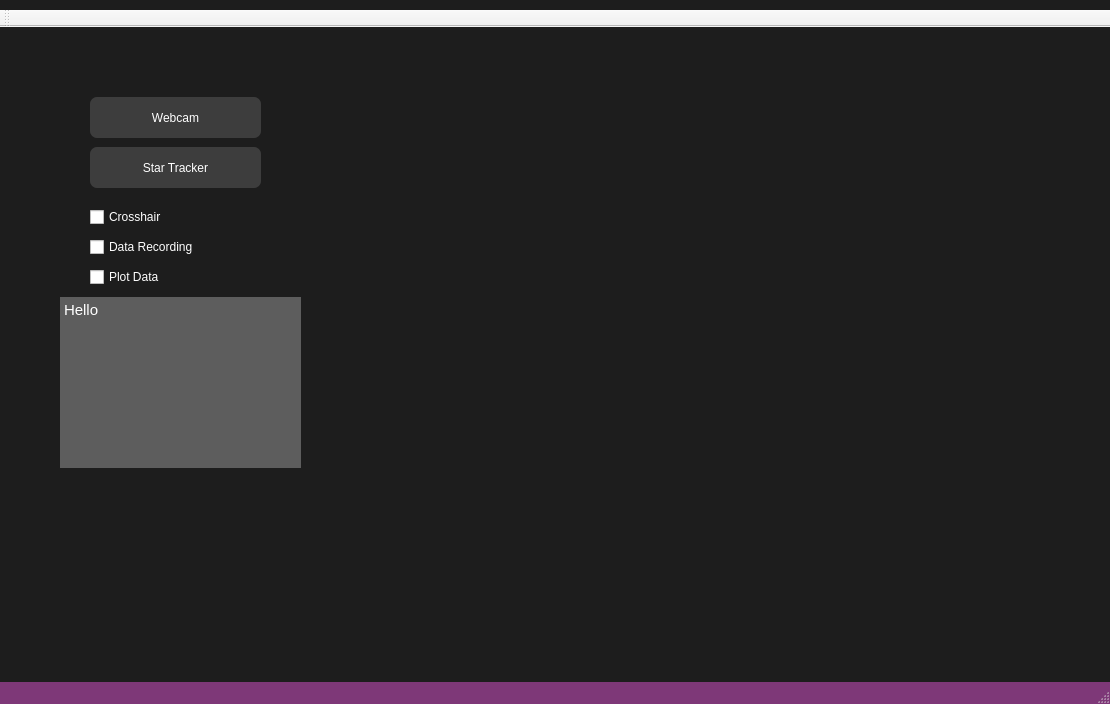
This is mainwindow.ui in ElectricSail/ApriltagsGUI as Qt 5 draws it before an edit. The edited form follows.
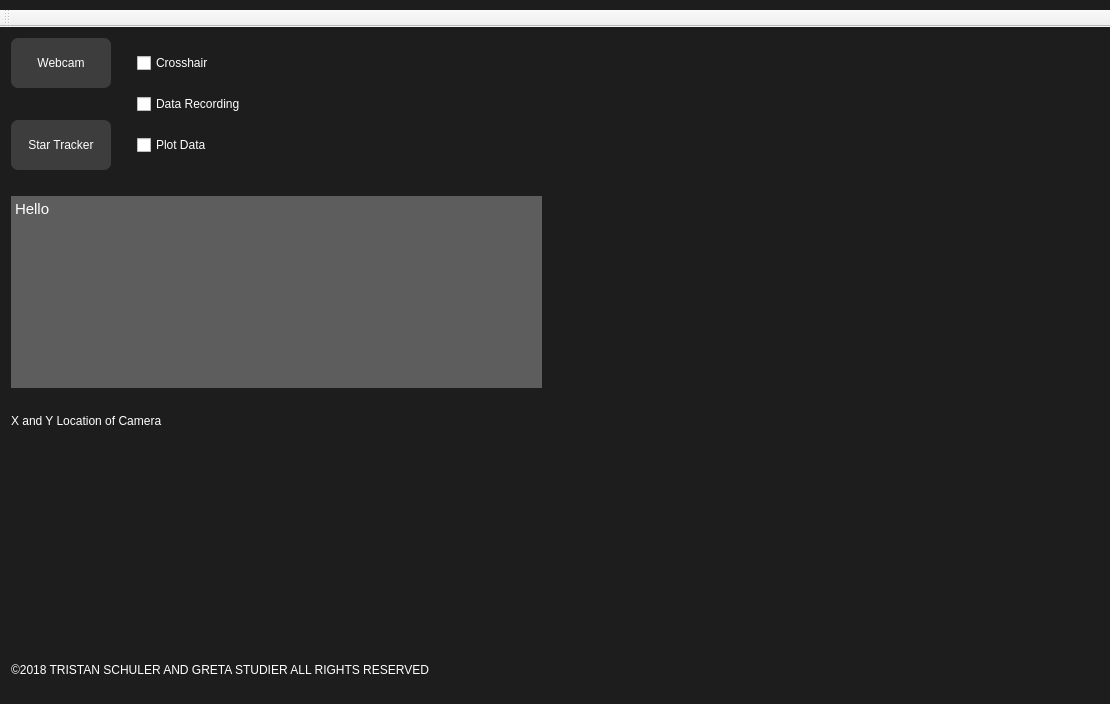
This is the edited form. Custom widgets are drawn as their Qt base class.

Commit message: Update window layout

```diff
--- a/mainwindow.ui
+++ b/mainwindow.ui
@@ -10,6 +10,18 @@
     <height>704</height>
    </rect>
   </property>
+  <property name="sizePolicy">
+   <sizepolicy hsizetype="Preferred" vsizetype="Preferred">
+    <horstretch>0</horstretch>
+    <verstretch>0</verstretch>
+   </sizepolicy>
+  </property>
+  <property name="maximumSize">
+   <size>
+    <width>10000000</width>
+    <height>10000000</height>
+   </size>
+  </property>
   <property name="font">
    <font>
     <weight>50</weight>
@@ -148,123 +160,220 @@
 }</string>
   </property>
   <widget class="QWidget" name="centralWidget">
-   <widget class="QPushButton" name="pushButton_Apriltags">
-    <property name="geometry">
-     <rect>
-      <x>90</x>
-      <y>120</y>
-      <width>171</width>
-      <height>41</height>
-     </rect>
-    </property>
-    <property name="text">
-     <string>Star Tracker</string>
-    </property>
-   </widget>
-   <widget class="QLabel" name="label">
-    <property name="geometry">
-     <rect>
-      <x>330</x>
-      <y>120</y>
-      <width>561</width>
-      <height>471</height>
-     </rect>
-    </property>
-    <property name="text">
-     <string/>
-    </property>
-   </widget>
-   <widget class="QTextBrowser" name="textBrowser">
-    <property name="geometry">
-     <rect>
-      <x>60</x>
-      <y>270</y>
-      <width>241</width>
-      <height>171</height>
-     </rect>
-    </property>
-    <property name="styleSheet">
-     <string notr="true">font: 11pt &quot;Liberation Sans Narrow&quot;;</string>
-    </property>
-    <property name="html">
-     <string>&lt;!DOCTYPE HTML PUBLIC &quot;-//W3C//DTD HTML 4.0//EN&quot; &quot;http://www.w3.org/TR/REC-html40/strict.dtd&quot;&gt;
+   <layout class="QGridLayout" name="gridLayout">
+    <item row="3" column="0">
+     <widget class="QLabel" name="label_3">
+      <property name="sizePolicy">
+       <sizepolicy hsizetype="Preferred" vsizetype="Fixed">
+        <horstretch>0</horstretch>
+        <verstretch>0</verstretch>
+       </sizepolicy>
+      </property>
+      <property name="styleSheet">
+       <string notr="true">color: rgb(255, 255, 255);</string>
+      </property>
+      <property name="text">
+       <string>X and Y Location of Camera</string>
+      </property>
+     </widget>
+    </item>
+    <item row="2" column="1">
+     <spacer name="verticalSpacer">
+      <property name="orientation">
+       <enum>Qt::Vertical</enum>
+      </property>
+      <property name="sizeType">
+       <enum>QSizePolicy::Preferred</enum>
+      </property>
+      <property name="sizeHint" stdset="0">
+       <size>
+        <width>20</width>
+        <height>40</height>
+       </size>
+      </property>
+     </spacer>
+    </item>
+    <item row="4" column="0" rowspan="4">
+     <widget class="QCustomPlot" name="plot" native="true">
+      <zorder>checkBox_crosshair</zorder>
+      <zorder>verticalLayoutWidget</zorder>
+     </widget>
+    </item>
+    <item row="8" column="0">
+     <widget class="QLabel" name="label_2">
+      <property name="styleSheet">
+       <string notr="true">color: rgb(255, 255, 255);
+font: 7pt &quot;Sans Serif&quot;;</string>
+      </property>
+      <property name="text">
+       <string>©2018 TRISTAN SCHULER AND GRETA STUDIER ALL RIGHTS RESERVED</string>
+      </property>
+     </widget>
+    </item>
+    <item row="0" column="0">
+     <layout class="QGridLayout" name="gridLayout_5">
+      <item row="1" column="2">
+       <widget class="QCheckBox" name="checkBox_crosshair">
+        <property name="styleSheet">
+         <string notr="true">color: rgb(255, 255, 255);</string>
+        </property>
+        <property name="text">
+         <string>Crosshair</string>
+        </property>
+       </widget>
+      </item>
+      <item row="3" column="0">
+       <widget class="QPushButton" name="pushButton_Apriltags">
+        <property name="enabled">
+         <bool>true</bool>
+        </property>
+        <property name="sizePolicy">
+         <sizepolicy hsizetype="Fixed" vsizetype="Fixed">
+          <horstretch>0</horstretch>
+          <verstretch>0</verstretch>
+         </sizepolicy>
+        </property>
+        <property name="minimumSize">
+         <size>
+          <width>100</width>
+          <height>50</height>
+         </size>
+        </property>
+        <property name="text">
+         <string>Star Tracker</string>
+        </property>
+       </widget>
+      </item>
+      <item row="1" column="1">
+       <spacer name="horizontalSpacer_3">
+        <property name="orientation">
+         <enum>Qt::Horizontal</enum>
+        </property>
+        <property name="sizeType">
+         <enum>QSizePolicy::Fixed</enum>
+        </property>
+        <property name="sizeHint" stdset="0">
+         <size>
+          <width>20</width>
+          <height>20</height>
+         </size>
+        </property>
+       </spacer>
+      </item>
+      <item row="1" column="0">
+       <widget class="QPushButton" name="pushButton_Webcam">
+        <property name="sizePolicy">
+         <sizepolicy hsizetype="Fixed" vsizetype="Fixed">
+          <horstretch>0</horstretch>
+          <verstretch>0</verstretch>
+         </sizepolicy>
+        </property>
+        <property name="minimumSize">
+         <size>
+          <width>100</width>
+          <height>50</height>
+         </size>
+        </property>
+        <property name="sizeIncrement">
+         <size>
+          <width>0</width>
+          <height>0</height>
+         </size>
+        </property>
+        <property name="text">
+         <string>Webcam</string>
+        </property>
+       </widget>
+      </item>
+      <item row="2" column="2">
+       <widget class="QCheckBox" name="checkBox_data">
+        <property name="styleSheet">
+         <string notr="true">color: rgb(255, 255, 255);</string>
+        </property>
+        <property name="text">
+         <string>Data Recording</string>
+        </property>
+       </widget>
+      </item>
+      <item row="3" column="2">
+       <widget class="QCheckBox" name="checkBox_plot">
+        <property name="styleSheet">
+         <string notr="true">color: rgb(255, 255, 255);</string>
+        </property>
+        <property name="text">
+         <string>Plot Data</string>
+        </property>
+       </widget>
+      </item>
+     </layout>
+    </item>
+    <item row="1" column="0" rowspan="2">
+     <layout class="QVBoxLayout" name="verticalLayout">
+      <property name="sizeConstraint">
+       <enum>QLayout::SetNoConstraint</enum>
+      </property>
+      <item>
+       <spacer name="horizontalSpacer_2">
+        <property name="orientation">
+         <enum>Qt::Horizontal</enum>
+        </property>
+        <property name="sizeType">
+         <enum>QSizePolicy::Preferred</enum>
+        </property>
+        <property name="sizeHint" stdset="0">
+         <size>
+          <width>40</width>
+          <height>20</height>
+         </size>
+        </property>
+       </spacer>
+      </item>
+      <item>
+       <widget class="QTextBrowser" name="textBrowser">
+        <property name="sizePolicy">
+         <sizepolicy hsizetype="Preferred" vsizetype="Preferred">
+          <horstretch>0</horstretch>
+          <verstretch>0</verstretch>
+         </sizepolicy>
+        </property>
+        <property name="styleSheet">
+         <string notr="true">font: 11pt &quot;Liberation Sans Narrow&quot;;</string>
+        </property>
+        <property name="html">
+         <string>&lt;!DOCTYPE HTML PUBLIC &quot;-//W3C//DTD HTML 4.0//EN&quot; &quot;http://www.w3.org/TR/REC-html40/strict.dtd&quot;&gt;
 &lt;html&gt;&lt;head&gt;&lt;meta name=&quot;qrichtext&quot; content=&quot;1&quot; /&gt;&lt;style type=&quot;text/css&quot;&gt;
 p, li { white-space: pre-wrap; }
 &lt;/style&gt;&lt;/head&gt;&lt;body style=&quot; font-family:'Liberation Sans Narrow'; font-size:11pt; font-weight:400; font-style:normal;&quot;&gt;
 &lt;p style=&quot; margin-top:0px; margin-bottom:0px; margin-left:0px; margin-right:0px; -qt-block-indent:0; text-indent:0px;&quot;&gt;&lt;span style=&quot; font-family:'Ubuntu';&quot;&gt;Hello&lt;/span&gt;&lt;/p&gt;&lt;/body&gt;&lt;/html&gt;</string>
-    </property>
-   </widget>
-   <widget class="QPushButton" name="pushButton_Webcam">
-    <property name="geometry">
-     <rect>
-      <x>90</x>
-      <y>70</y>
-      <width>171</width>
-      <height>41</height>
-     </rect>
-    </property>
-    <property name="text">
-     <string>Webcam</string>
-    </property>
-   </widget>
-   <widget class="QCheckBox" name="checkBox_crosshair">
-    <property name="geometry">
-     <rect>
-      <x>90</x>
-      <y>180</y>
-      <width>85</width>
-      <height>20</height>
-     </rect>
-    </property>
-    <property name="styleSheet">
-     <string notr="true">color: rgb(255, 255, 255);</string>
-    </property>
-    <property name="text">
-     <string>Crosshair</string>
-    </property>
-   </widget>
-   <widget class="QCheckBox" name="checkBox_data">
-    <property name="geometry">
-     <rect>
-      <x>90</x>
-      <y>210</y>
-      <width>121</width>
-      <height>20</height>
-     </rect>
-    </property>
-    <property name="styleSheet">
-     <string notr="true">color: rgb(255, 255, 255);</string>
-    </property>
-    <property name="text">
-     <string>Data Recording</string>
-    </property>
-   </widget>
-   <widget class="QCustomPlot" name="plot" native="true">
-    <property name="geometry">
-     <rect>
-      <x>40</x>
-      <y>450</y>
-      <width>281</width>
-      <height>161</height>
-     </rect>
-    </property>
-   </widget>
-   <widget class="QCheckBox" name="checkBox_plot">
-    <property name="geometry">
-     <rect>
-      <x>90</x>
-      <y>240</y>
-      <width>85</width>
-      <height>20</height>
-     </rect>
-    </property>
-    <property name="styleSheet">
-     <string notr="true">color: rgb(255, 255, 255);</string>
-    </property>
-    <property name="text">
-     <string>Plot Data</string>
-    </property>
-   </widget>
+        </property>
+       </widget>
+      </item>
+      <item>
+       <spacer name="horizontalSpacer">
+        <property name="orientation">
+         <enum>Qt::Horizontal</enum>
+        </property>
+        <property name="sizeType">
+         <enum>QSizePolicy::Preferred</enum>
+        </property>
+        <property name="sizeHint" stdset="0">
+         <size>
+          <width>40</width>
+          <height>20</height>
+         </size>
+        </property>
+       </spacer>
+      </item>
+     </layout>
+    </item>
+    <item row="0" column="2" rowspan="8">
+     <widget class="QLabel" name="label">
+      <property name="text">
+       <string/>
+      </property>
+     </widget>
+    </item>
+   </layout>
   </widget>
   <widget class="QMenuBar" name="menuBar">
    <property name="geometry">
@@ -284,7 +393,6 @@
     <bool>false</bool>
    </attribute>
   </widget>
-  <widget class="QStatusBar" name="statusBar"/>
  </widget>
  <layoutdefault spacing="6" margin="11"/>
  <customwidgets>
```
